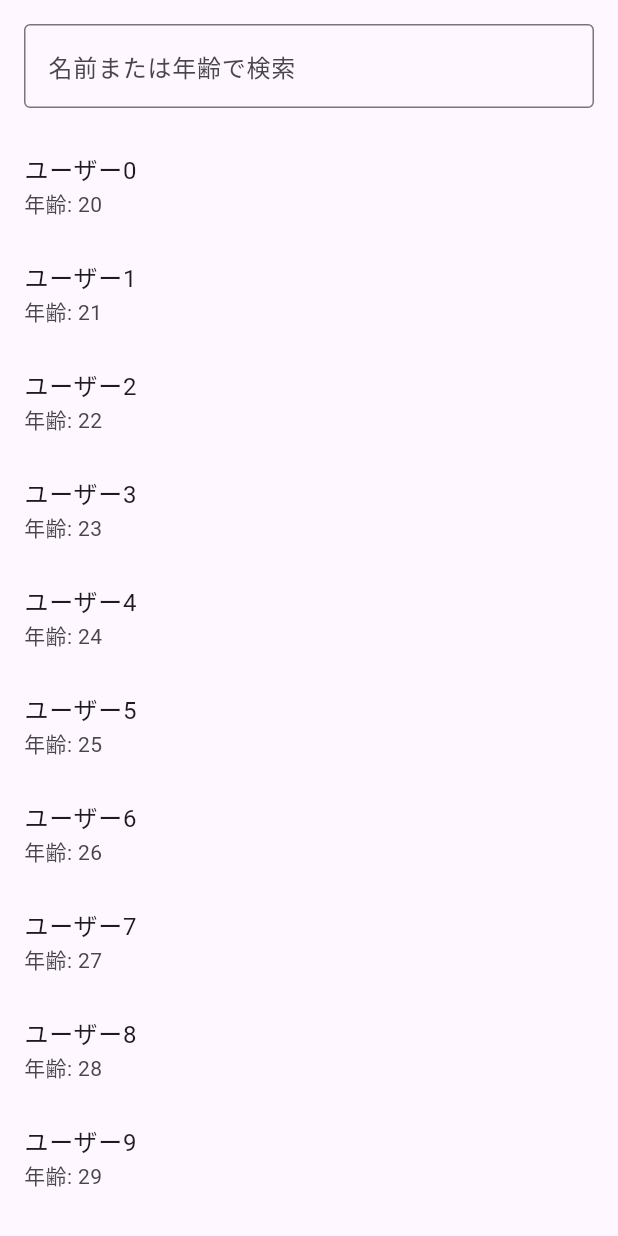
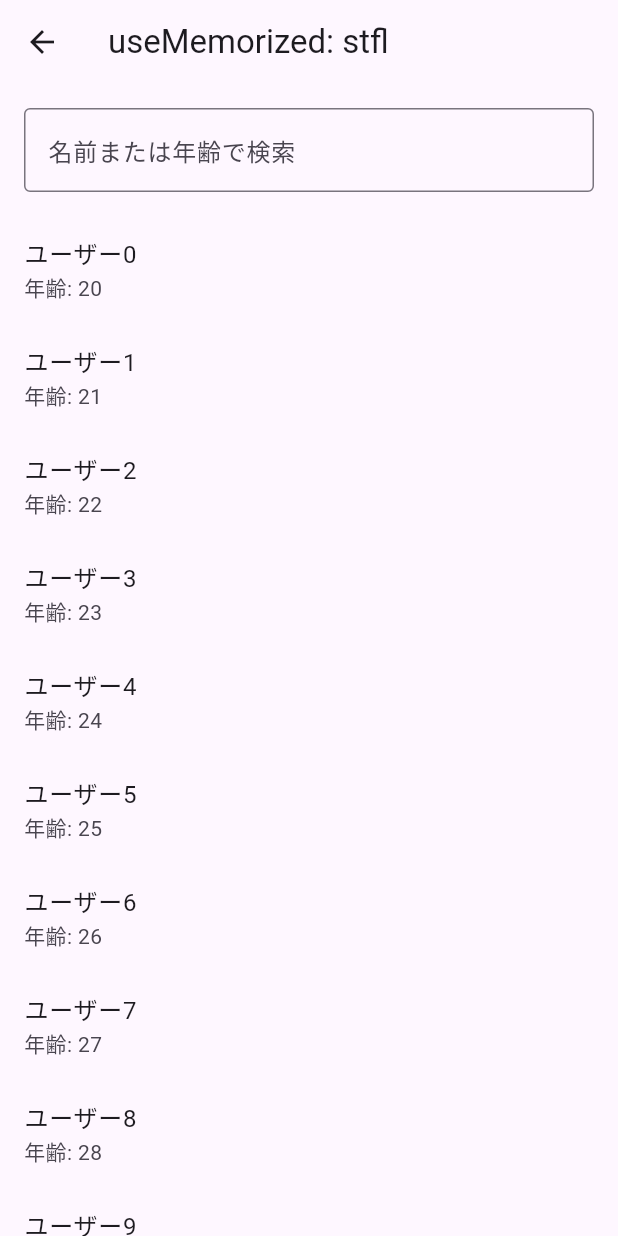
Before and after one commit to yukimiyake0607/flutter_hooks_sample, a Flutter app: the Memorized screen opened directly, on a phone screen of 412 x 824 dp. Run offline on Flutter 3.47's test engine with Material 3 defaults, Android fonts, the phone set to English and light mode, and no system bars; our stand-ins replace flutter_hooks, hooks_riverpod.

Commit message:
add: AppBar

```diff
--- a/lib/src/feature/memorized/memorized.dart
+++ b/lib/src/feature/memorized/memorized.dart
@@ -52,6 +52,7 @@ class _MemorizedState extends State<Memorized> {
         final filteredUsers = _cachedFilteredUsers!;
 
         return Scaffold(
+          appBar: AppBar(title: Text('useMemorized: stfl')),
           body: SafeArea(
             child: Column(
               children: [
```
